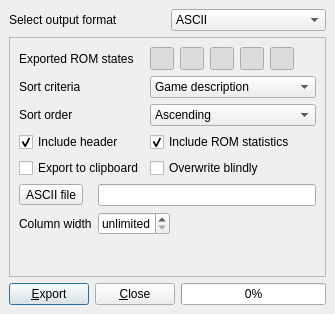
The window that romstatusexport.ui (qmc2/qmc2-mame-fe) describes before a commit, drawn with Qt 5.
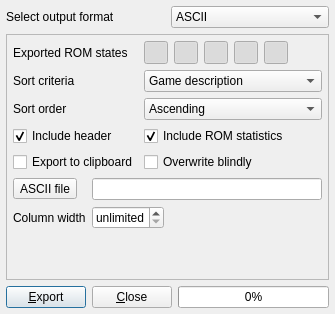
The same window after the commit. Icons and pictures are not drawn.

Commit message: imp: general layouting facelift (smaller layout content margins)

The edit to the form file:
```diff
--- a/romstatusexport.ui
+++ b/romstatusexport.ui
@@ -670,7 +670,7 @@
    </item>
   </layout>
  </widget>
- <layoutdefault spacing="6" margin="9"/>
+ <layoutdefault spacing="6" margin="6"/>
  <tabstops>
   <tabstop>comboBoxOutputFormat</tabstop>
   <tabstop>toolButtonExportC</tabstop>
```
The commit also changes 27 other files.
